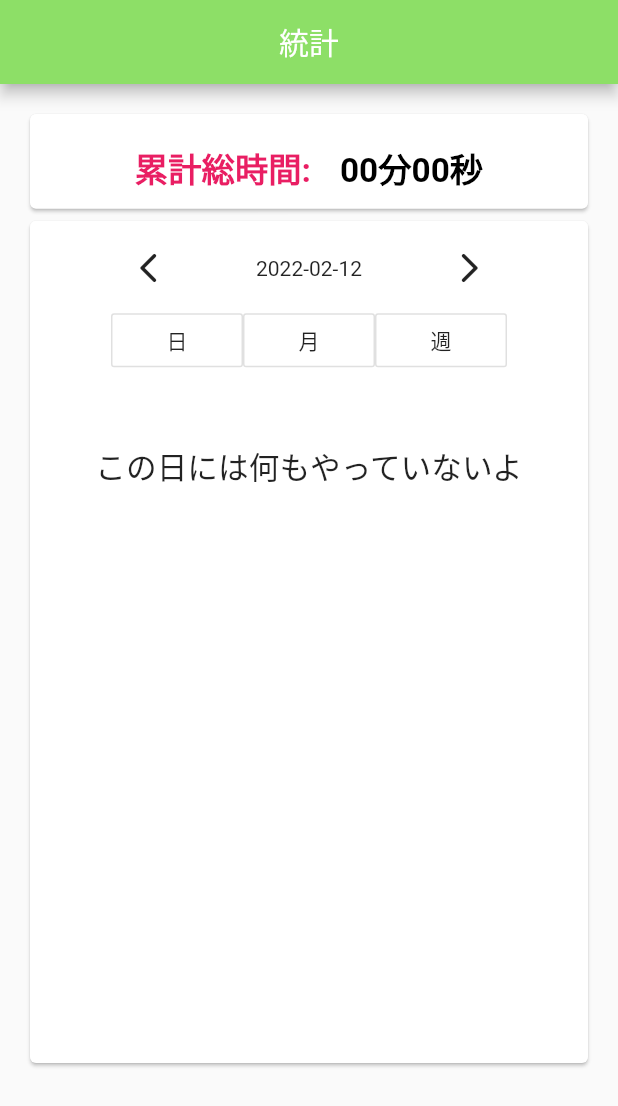
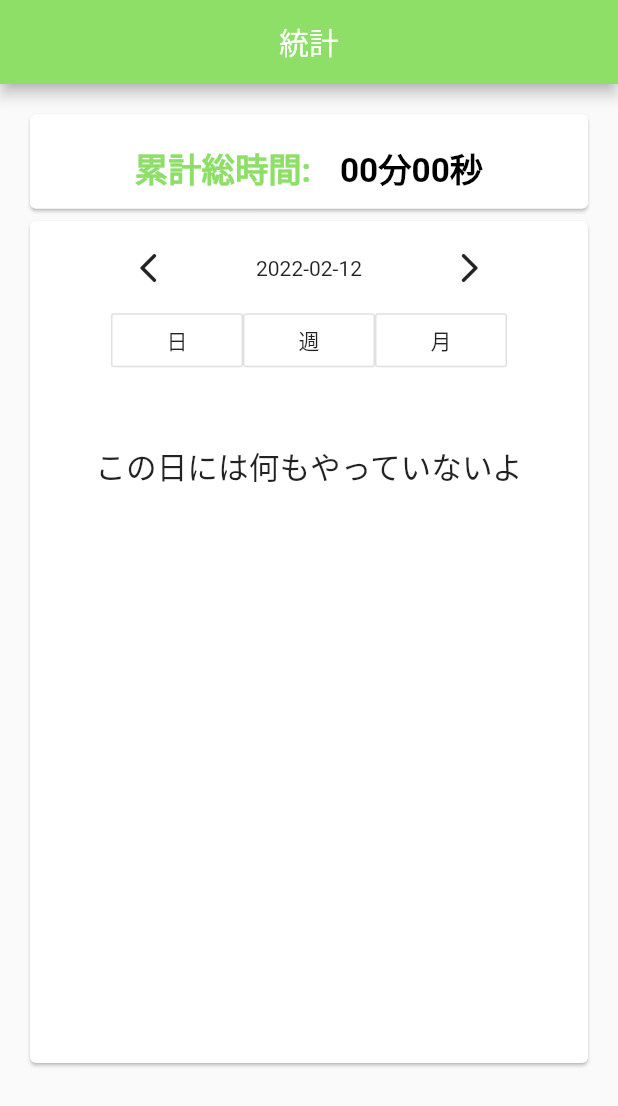
Before and after one commit to 198ai/doto_app, a Flutter app: the CountPage screen opened directly, after a tap on the "arrow forward ios" icon, on a phone screen of 412 x 824 dp. Shown: the top 1106 px of the screen. Run offline on Flutter 3.47's test engine with Material 2 defaults, Android fonts, the phone set to English and light mode, and no system bars; our stand-ins replace charts_flutter, date_format, dio, flutter_local_notifications, flutter_screenutil, shared_preferences and 5 more; missing offline and left inert: flutter_ringtone_player, shake_animation_widget; accounts and stored records are empty.

Commit message:
コード更新

```diff
--- a/lib/model/chartJsonData.dart
+++ b/lib/model/chartJsonData.dart
@@ -45,7 +45,7 @@ class Contents {
   late int times;
   Contents.fromJson(Map<String, dynamic> json){
     events = json['events'];
-    times = json['times'];
+    times = int.parse(json['times']);
   }
 
   Map<String, dynamic> toJson() {
--- a/lib/pages/tabs/Count.dart
+++ b/lib/pages/tabs/Count.dart
@@ -1,7 +1,9 @@
 import 'dart:convert';
 
 import 'package:date_format/date_format.dart';
+import 'package:dio/dio.dart';
 import 'package:doto_app/model/chartJsonData.dart';
+import 'package:doto_app/model/userData.dart';
 import 'package:doto_app/services/ScreenAdapter.dart';
 import 'package:flutter/material.dart';
 import 'package:charts_flutter/flutter.dart' as charts;
@@ -35,21 +37,6 @@ class PieChart {
       };
 }
 
-class SalesData {
-  final int month;
-  final int time;
-
-  SalesData(this.month, this.time);
-}
-
-class PopulationData {
-  int year;
-  int population;
-  charts.Color barColor;
-  PopulationData(
-      {required this.year, required this.population, required this.barColor});
-}
-
 enum setdate { date, month, week }
 
 class _CountPage extends State<CountPage> {
@@ -57,78 +44,6 @@ class _CountPage extends State<CountPage> {
   String hasdate2 = "";
   bool visible = false;
   var selectdate = setdate.date;
-
-  final List<PopulationData> data = [
-    PopulationData(
-        year: 1880,
-        population: 50189209,
-        barColor: charts.ColorUtil.fromDartColor(Colors.lightBlue)),
-    PopulationData(
-        year: 1890,
-        population: 62979766,
-        barColor: charts.ColorUtil.fromDartColor(Colors.lightBlue)),
-    PopulationData(
-        year: 1900,
-        population: 76212168,
-        barColor: charts.ColorUtil.fromDartColor(Colors.lightBlue)),
-    PopulationData(
-        year: 1910,
-        population: 92228496,
-        barColor: charts.ColorUtil.fromDartColor(Colors.lightBlue)),
-    PopulationData(
-        year: 1920,
-        population: 106021537,
-        barColor: charts.ColorUtil.fromDartColor(Colors.blue)),
-    PopulationData(
-        year: 1930,
-        population: 123202624,
-        barColor: charts.ColorUtil.fromDartColor(Colors.blue)),
-    PopulationData(
-        year: 1940,
-        population: 132164569,
-        barColor: charts.ColorUtil.fromDartColor(Colors.blue)),
-    PopulationData(
-        year: 1950,
-        population: 151325798,
-        barColor: charts.ColorUtil.fromDartColor(Colors.blue)),
-    PopulationData(
-        year: 1960,
-        population: 179323175,
-        barColor: charts.ColorUtil.fromDartColor(Colors.blue)),
-    PopulationData(
-        year: 1970,
-        population: 203302031,
-        barColor: charts.ColorUtil.fromDartColor(Colors.purple)),
-    PopulationData(
-        year: 1980,
-        population: 226542199,
-        barColor: charts.ColorUtil.fromDartColor(Colors.purple)),
-    PopulationData(
-        year: 1990,
-        population: 248709873,
-        barColor: charts.ColorUtil.fromDartColor(Colors.purple)),
-    PopulationData(
-        year: 2000,
-        population: 281421906,
-        barColor: charts.ColorUtil.fromDartColor(Colors.purple)),
-    PopulationData(
-        year: 2010,
-        population: 307745538,
-        barColor: charts.ColorUtil.fromDartColor(Colors.black)),
-    PopulationData(
-        year: 2017,
-        population: 323148586,
-        barColor: charts.ColorUtil.fromDartColor(Colors.black)),
-  ];
-
-  // final List<GradesData> data2 = [
-  //   GradesData('項目名', 190),
-  //   GradesData('B', 230),
-  //   GradesData('C', 150),
-  //   GradesData('D', 73),
-  //   GradesData('E', 31),
-  //   GradesData('Fail', 13),
-  // ];
 
   List<Contents> dashboardResult = [];
   List<ChartJsonData> chartJsonData = [];
@@ -139,6 +54,54 @@ class _CountPage extends State<CountPage> {
   Color onSelected = Colors.black87;
   Color onSelected2 = Colors.black87;
   Color onSelected3 = Colors.black87;
+  late UserData userdata;
+
+  Future getEvents() async {
+    //整理数据
+    //print(mySelectedEvents);
+    Dio dio = new Dio();
+    dio.options.headers['content-Type'] = 'application/json';
+    ///请求header的配置
+    dio.options.headers['authorization'] = "Bearer ${userdata.accessToken}";
+    try {
+      Response response = await dio.get("http://10.0.2.2:8000/api/v1/getgraph");
+
+      if (response.statusCode == 201) {
+        //data2 = json.decode(jsonString2);
+        //data2 =  json.decode(response.data);
+        print(response);
+        response.data.forEach((e) {
+          print(e);
+          //chartJsonData.add(ChartJsonData.fromJson(json.decode(e)));
+          chartJsonData.add(ChartJsonData.fromJson(e));
+        });
+        chartJsonData.forEach((element) {
+          element.contents.forEach((e) {
+            totalTimes = totalTimes + e.times;
+          });
+        });
+        setState(() {});
+        ScaffoldMessenger.of(context).showSnackBar(const SnackBar(
+        content: Text('グラフ更新しました'),
+        duration: Duration(seconds: 1),
+      ));
+      }
+    } catch (onError) {
+      debugPrint("error:${onError.toString()}");
+    }
+  }
+
+  Future userData() async {
+    SharedPreferences retult = await SharedPreferences.getInstance();
+    retult.getString("userdata") == null
+        ? userdata = UserData(name: "", email: "", accessToken: "")
+        : userdata =
+            UserData.fromJson(json.decode(retult.getString("userdata")));
+    if (userdata.accessToken != "") {
+      await getEvents();
+    }
+  }
+
   @override
   void initState() {
     super.initState();
@@ -151,57 +114,15 @@ class _CountPage extends State<CountPage> {
       'dd',
     ]).toString();
     Future(() async {
+     await userData();
       SharedPreferences list = await SharedPreferences.getInstance();
       list.getString("counts") == null
           ? jsonString2 = ""
           : jsonString2 = list.getString("counts");
-
-
-      data2 = json.decode(jsonString2);
-      print(data2);
-      data2.forEach((e) {
-        chartJsonData.add(ChartJsonData.fromJson(json.decode(e)));
-      });
-      chartJsonData.forEach((element) {
-        element.contents.forEach((e) {
-          totalTimes = totalTimes + e.times;
-        });
-      });
       gettimes();
       dataChange();
       setState(() {});
     });
-
-    //饼状图用分钟数来表示每天的数据记录
-    String jsonString = '''
-           [ {
-"date":"2021-12-26",
- "contents":[{"events":"読書","times":280},{"events":"ごみ捨て","times":1000000},{"events":"ごみ捨て","times":1000}]
-             },
-  {"date":"2021-12-27",
-              "contents":[{"events":"買い物","times":80},{"events":"ご飯食べる","times":150},{"events":"野菜","times":1050},{"events":"遊び","times":150}]
-             },
-  {"date":"2021-12-28",
-              "contents":[{"events":"ねる","times":500},{"events":"トイレ","times":105},{"events":"お野菜","times":105}]
-             },
-             {"date":"2021-11-28",
-              "contents":[{"events":"11月","times":500},{"events":"トイレ","times":105},{"events":"お野菜","times":105}]
-             },
-             {"date":"2021-10-28",
-              "contents":[{"events":"10月","times":500},{"events":"トイレ","times":105},{"events":"お野菜","times":105}]
-             },
-             {"date":"2021-10-01",
-              "contents":[{"events":"10月01","times":500},{"events":"测试3","times":105},{"events":"努力测试3","times":105}]
-             },
-              {"date":"2021-10-25",
-              "contents":[{"events":"10月25","times":500},{"events":"测试","times":105},{"events":"努力测试","times":105}]
-             },
-             {"date":"2021-10-31",
-              "contents":[{"events":"10月31","times":500},{"events":"测试1","times":105},{"events":"努力测试1","times":105}]
-             },
-             {"date":"2021-11-01",
-              "contents":[{"events":"11月1","times":500},{"events":"测试11","times":105},{"events":"努力测试11","times":105}]
-             }]''';
   }
 
   gettimes() {
@@ -331,7 +252,7 @@ class _CountPage extends State<CountPage> {
                                   style: TextStyle(
                                       fontSize: ScreenAdapter.size(25),
                                       // fontStyle: FontStyle.italic,
-                                      color: Colors.pink,
+                                      color: Color(0xFF8ddf67),
                                       fontWeight: FontWeight.bold),
                                 ),
                                 SizedBox(width: ScreenAdapter.width(20)),
@@ -444,43 +365,6 @@ class _CountPage extends State<CountPage> {
                                     },
                                     child: Text("日")),
                                 OutlineButton(
-                                    textColor: onSelected2,
-                                    onPressed: () {
-                                      onSelected2 = Colors.pink;
-                                      onSelected = Colors.black87;
-                                      onSelected3 = Colors.black87;
-                                      selectdate = setdate.month;
-                                      var usedate = hasdate == ""
-                                          ? new DateTime.now()
-                                          : DateTime.parse(hasdate);
-                                      var changeddate = new DateTime(
-                                          usedate.year, usedate.month, 01);
-                                      var changeddate2 = new DateTime(
-                                          changeddate.year,
-                                          changeddate.month + 1,
-                                          01);
-                                      hasdate = formatDate(changeddate, [
-                                        'yyyy',
-                                        "-",
-                                        'mm',
-                                        "-",
-                                        'dd',
-                                      ]).toString();
-                                      hasdate2 = formatDate(changeddate2, [
-                                        'yyyy',
-                                        "-",
-                                        'mm',
-                                        "-",
-                                        'dd',
-                                      ]).toString();
-                                      dashboardResult = [];
-                                      selectedTotalTimes = 0;
-                                      gettimes();
-                                      dataChange();
-                                      setState(() {});
-                                    },
-                                    child: Text("月")),
-                                OutlineButton(
                                     textColor: onSelected3,
                                     onPressed: () {
                                       onSelected3 = Colors.pink;
@@ -521,6 +405,43 @@ class _CountPage extends State<CountPage> {
                                       setState(() {});
                                     },
                                     child: Text("週")),
+                                OutlineButton(
+                                    textColor: onSelected2,
+                                    onPressed: () {
+                                      onSelected2 = Colors.pink;
+                                      onSelected = Colors.black87;
+                                      onSelected3 = Colors.black87;
+                                      selectdate = setdate.month;
+                                      var usedate = hasdate == ""
+                                          ? new DateTime.now()
+                                          : DateTime.parse(hasdate);
+                                      var changeddate = new DateTime(
+                                          usedate.year, usedate.month, 01);
+                                      var changeddate2 = new DateTime(
+                                          changeddate.year,
+                                          changeddate.month + 1,
+                                          01);
+                                      hasdate = formatDate(changeddate, [
+                                        'yyyy',
+                                        "-",
+                                        'mm',
+                                        "-",
+                                        'dd',
+                                      ]).toString();
+                                      hasdate2 = formatDate(changeddate2, [
+                                        'yyyy',
+                                        "-",
+                                        'mm',
+                                        "-",
+                                        'dd',
+                                      ]).toString();
+                                      dashboardResult = [];
+                                      selectedTotalTimes = 0;
+                                      gettimes();
+                                      dataChange();
+                                      setState(() {});
+                                    },
+                                    child: Text("月")),
                               ],
                             ),
                             Visibility(
```
Also changed, not shown: lib/pages/Countdown.dart (+3 -37 lines).
